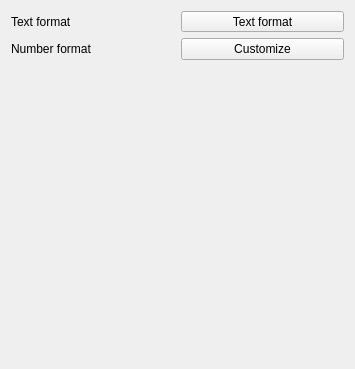
Qt form src/ui/symbollayer/qgslinearreferencingsymbollayerwidgetbase.ui (nyalldawson/QGIS) before a commit.
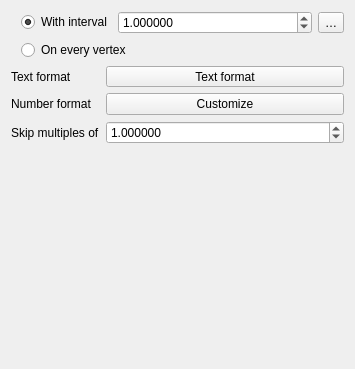
The same form after that commit. Custom widgets are drawn as their Qt base class.

Commit message: Skip multiples

What changed in the file:
```diff
--- a/src/ui/symbollayer/qgslinearreferencingsymbollayerwidgetbase.ui
+++ b/src/ui/symbollayer/qgslinearreferencingsymbollayerwidgetbase.ui
@@ -13,28 +13,28 @@
   <property name="windowTitle">
    <string notr="true">Linear Referencing Symbol Layer</string>
   </property>
-  <layout class="QGridLayout" name="gridLayout" rowminimumheight="0,0,1">
-   <item row="0" column="1">
-    <widget class="QgsFontButton" name="mTextFormatButton">
-     <property name="sizePolicy">
-      <sizepolicy hsizetype="Preferred" vsizetype="Fixed">
-       <horstretch>0</horstretch>
-       <verstretch>0</verstretch>
-      </sizepolicy>
-     </property>
+  <layout class="QGridLayout" name="gridLayout">
+   <item row="2" column="0">
+    <widget class="QLabel" name="mUnitLabelLabel_2">
      <property name="text">
-      <string>Text format</string>
+      <string>Number format</string>
      </property>
-    </widget>
-   </item>
-   <item row="0" column="0">
-    <widget class="QLabel" name="label">
-     <property name="text">
-      <string>Text format</string>
+     <property name="wordWrap">
+      <bool>true</bool>
+     </property>
+     <property name="buddy">
+      <cstring>mUnitLabelLineEdit</cstring>
      </property>
     </widget>
    </item>
    <item row="2" column="1">
+    <widget class="QPushButton" name="mNumberFormatPushButton">
+     <property name="text">
+      <string>Customize</string>
+     </property>
+    </widget>
+   </item>
+   <item row="4" column="1">
     <spacer name="verticalSpacer">
      <property name="orientation">
       <enum>Qt::Orientation::Vertical</enum>
@@ -47,29 +47,153 @@
      </property>
     </spacer>
    </item>
-   <item row="1" column="0">
-    <widget class="QLabel" name="mUnitLabelLabel_2">
-     <property name="text">
-      <string>Number format</string>
+   <item row="0" column="0" colspan="2">
+    <layout class="QGridLayout" name="gridLayout_3">
+     <property name="leftMargin">
+      <number>0</number>
      </property>
-     <property name="wordWrap">
-      <bool>true</bool>
+     <property name="topMargin">
+      <number>0</number>
      </property>
-     <property name="buddy">
-      <cstring>mUnitLabelLineEdit</cstring>
+     <property name="bottomMargin">
+      <number>0</number>
      </property>
-    </widget>
+     <item row="0" column="2">
+      <widget class="QgsPropertyOverrideButton" name="mIntervalDDBtn">
+       <property name="text">
+        <string>…</string>
+       </property>
+      </widget>
+     </item>
+     <item row="0" column="1">
+      <layout class="QHBoxLayout" name="horizontalLayout_4">
+       <item>
+        <widget class="QRadioButton" name="mCheckInterval">
+         <property name="text">
+          <string>With interval</string>
+         </property>
+         <property name="checked">
+          <bool>true</bool>
+         </property>
+        </widget>
+       </item>
+       <item>
+        <widget class="QgsDoubleSpinBox" name="spinInterval">
+         <property name="sizePolicy">
+          <sizepolicy hsizetype="Minimum" vsizetype="Fixed">
+           <horstretch>1</horstretch>
+           <verstretch>0</verstretch>
+          </sizepolicy>
+         </property>
+         <property name="decimals">
+          <number>6</number>
+         </property>
+         <property name="maximum">
+          <double>10000000.000000000000000</double>
+         </property>
+         <property name="singleStep">
+          <double>0.200000000000000</double>
+         </property>
+         <property name="value">
+          <double>1.000000000000000</double>
+         </property>
+         <property name="showClearButton" stdset="0">
+          <bool>false</bool>
+         </property>
+        </widget>
+       </item>
+      </layout>
+     </item>
+     <item row="1" column="0">
+      <spacer name="horizontalSpacer_2">
+       <property name="orientation">
+        <enum>Qt::Orientation::Horizontal</enum>
+       </property>
+       <property name="sizeType">
+        <enum>QSizePolicy::Policy::Fixed</enum>
+       </property>
+       <property name="sizeHint" stdset="0">
+        <size>
+         <width>10</width>
+         <height>20</height>
+        </size>
+       </property>
+      </spacer>
+     </item>
+     <item row="1" column="1">
+      <widget class="QRadioButton" name="mCheckVertex">
+       <property name="text">
+        <string>On every vertex</string>
+       </property>
+      </widget>
+     </item>
+    </layout>
    </item>
    <item row="1" column="1">
-    <widget class="QPushButton" name="mNumberFormatPushButton">
+    <widget class="QgsFontButton" name="mTextFormatButton">
+     <property name="sizePolicy">
+      <sizepolicy hsizetype="Preferred" vsizetype="Fixed">
+       <horstretch>0</horstretch>
+       <verstretch>0</verstretch>
+      </sizepolicy>
+     </property>
      <property name="text">
-      <string>Customize</string>
+      <string>Text format</string>
+     </property>
+    </widget>
+   </item>
+   <item row="1" column="0">
+    <widget class="QLabel" name="label">
+     <property name="text">
+      <string>Text format</string>
+     </property>
+    </widget>
+   </item>
+   <item row="3" column="0">
+    <widget class="QLabel" name="label_2">
+     <property name="text">
+      <string>Skip multiples of</string>
+     </property>
+    </widget>
+   </item>
+   <item row="3" column="1">
+    <widget class="QgsDoubleSpinBox" name="mSpinSkipMultiples">
+     <property name="sizePolicy">
+      <sizepolicy hsizetype="Minimum" vsizetype="Fixed">
+       <horstretch>1</horstretch>
+       <verstretch>0</verstretch>
+      </sizepolicy>
+     </property>
+     <property name="decimals">
+      <number>6</number>
+     </property>
+     <property name="maximum">
+      <double>10000000.000000000000000</double>
+     </property>
+     <property name="singleStep">
+      <double>0.200000000000000</double>
+     </property>
+     <property name="value">
+      <double>1.000000000000000</double>
+     </property>
+     <property name="showClearButton" stdset="0">
+      <bool>false</bool>
      </property>
     </widget>
    </item>
   </layout>
  </widget>
  <customwidgets>
+  <customwidget>
+   <class>QgsPropertyOverrideButton</class>
+   <extends>QToolButton</extends>
+   <header>qgspropertyoverridebutton.h</header>
+  </customwidget>
+  <customwidget>
+   <class>QgsDoubleSpinBox</class>
+   <extends>QDoubleSpinBox</extends>
+   <header>qgsdoublespinbox.h</header>
+  </customwidget>
   <customwidget>
    <class>QgsFontButton</class>
    <extends>QToolButton</extends>
```
The commit also changes 5 other files.
